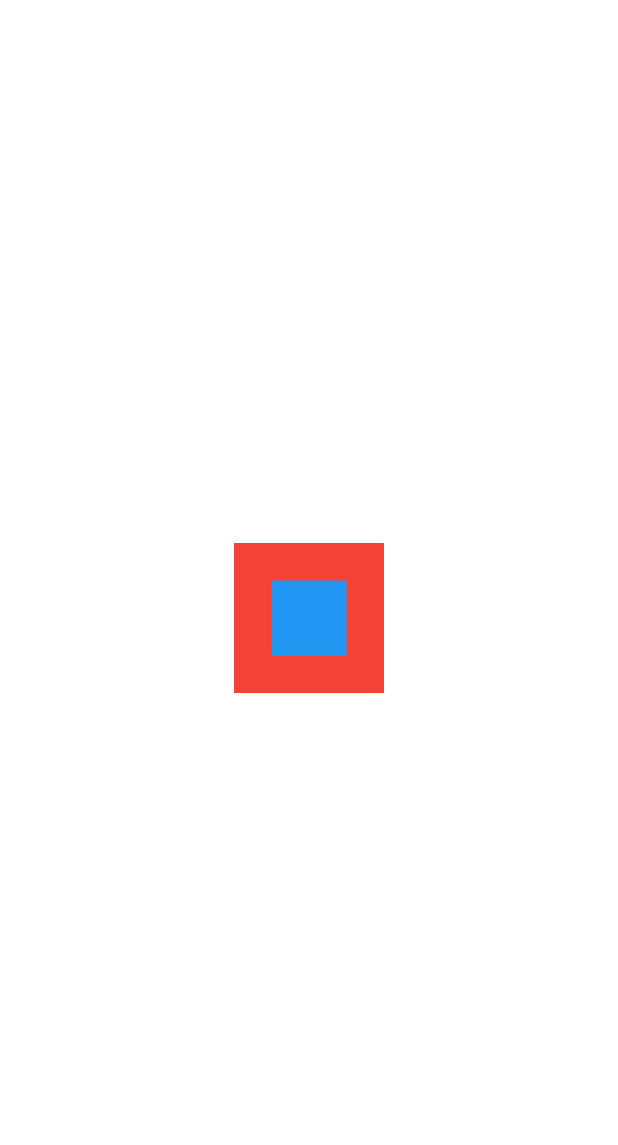
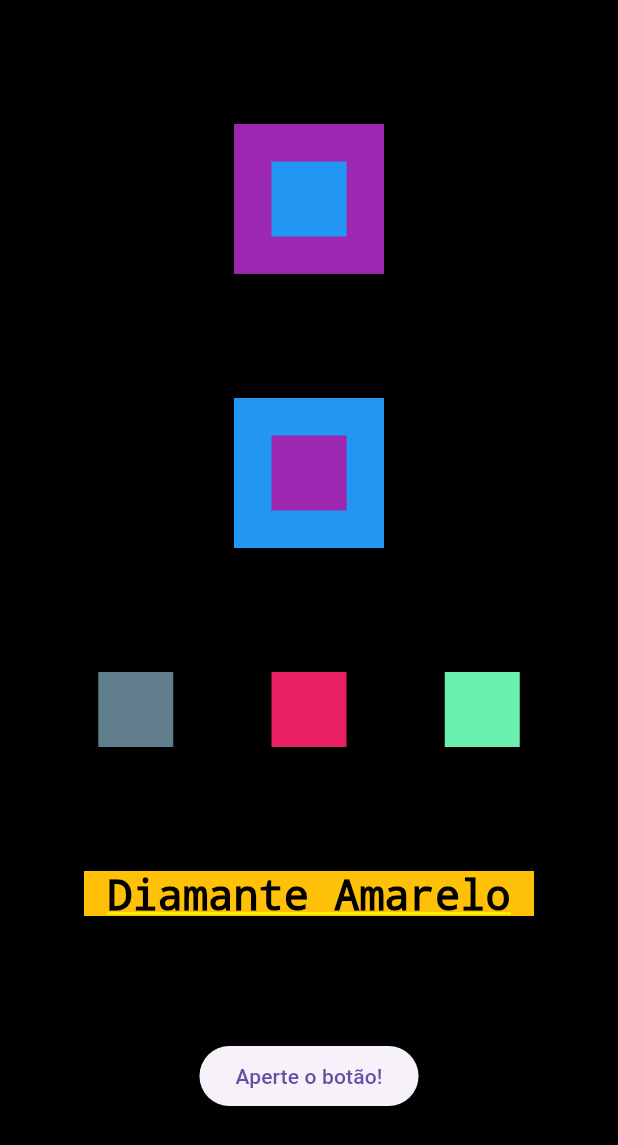
Before and after one commit to letpwk/my_app, a Flutter app: the screen it shows after launch, on a phone screen of 412 x 824 dp. Shown: the top 1145 px of the screen. Run offline on Flutter 3.47's test engine with Material 3 defaults, Android fonts, the phone set to English and light mode, and no system bars.

Commit message:
github n to te entendendo

```diff
--- a/lib/main.dart
+++ b/lib/main.dart
@@ -10,15 +10,21 @@ class MeuApp extends StatelessWidget {
   @override //sobreescrevendo a classe pai
   Widget build(BuildContext context) {
     return MaterialApp(
-      title: 'Wave to Earth',
+      title: 'App da Let',
       theme: ThemeData(
         primarySwatch: Colors.purple,
       ),
-      home: Stack(
+      home: Container(
+        color: Colors.black,
+        child: Column(
+            mainAxisAlignment: MainAxisAlignment.spaceEvenly,
+            crossAxisAlignment: CrossAxisAlignment.center,
+            children: [
+              Stack(
                 alignment: AlignmentDirectional.center,
                 children: [
                   Container(
-            color: Colors.red,
+                    color: Colors.purple,
                     width: 100,
                     height: 100,
                   ),
@@ -29,6 +35,60 @@ class MeuApp extends StatelessWidget {
                   ),
                 ],
               ),
+              Stack(
+                alignment: AlignmentDirectional.center,
+                children: [
+                  Container(
+                    color: Colors.blue,
+                    width: 100,
+                    height: 100,
+                  ),
+                  Container(
+                    color: Colors.purple,
+                    width: 50,
+                    height: 50,
+                  ),
+                ],
+              ),
+              Row(
+                mainAxisAlignment: MainAxisAlignment.spaceEvenly,
+                crossAxisAlignment: CrossAxisAlignment.center,
+                children: [
+                  Container(
+                    color: Colors.blueGrey,
+                    height: 50,
+                    width: 50,
+                  ),
+                  Container(
+                    color: Colors.pink,
+                    height: 50,
+                    width: 50,
+                  ),
+                  Container(
+                    color: Colors.greenAccent,
+                    height: 50,
+                    width: 50,
+                  ),
+                ],
+              ),
+              Container(
+                color: Colors.amber,
+                height: 30,
+                width: 300,
+                child: Text(
+                  'Diamante Amarelo',
+                  style: TextStyle(color: Colors.black, fontSize: 28),
+                  textAlign: TextAlign.center,
+                ),
+              ),
+              ElevatedButton(
+                  onPressed: () {
+                    print('Você apertou o botão');
+                  },
+                  child: Text('Aperte o botão!'))
+            ]
+          ),
+      ),
     );
   }
 }
```
Lines whose indentation alone changed are shown as unchanged.
